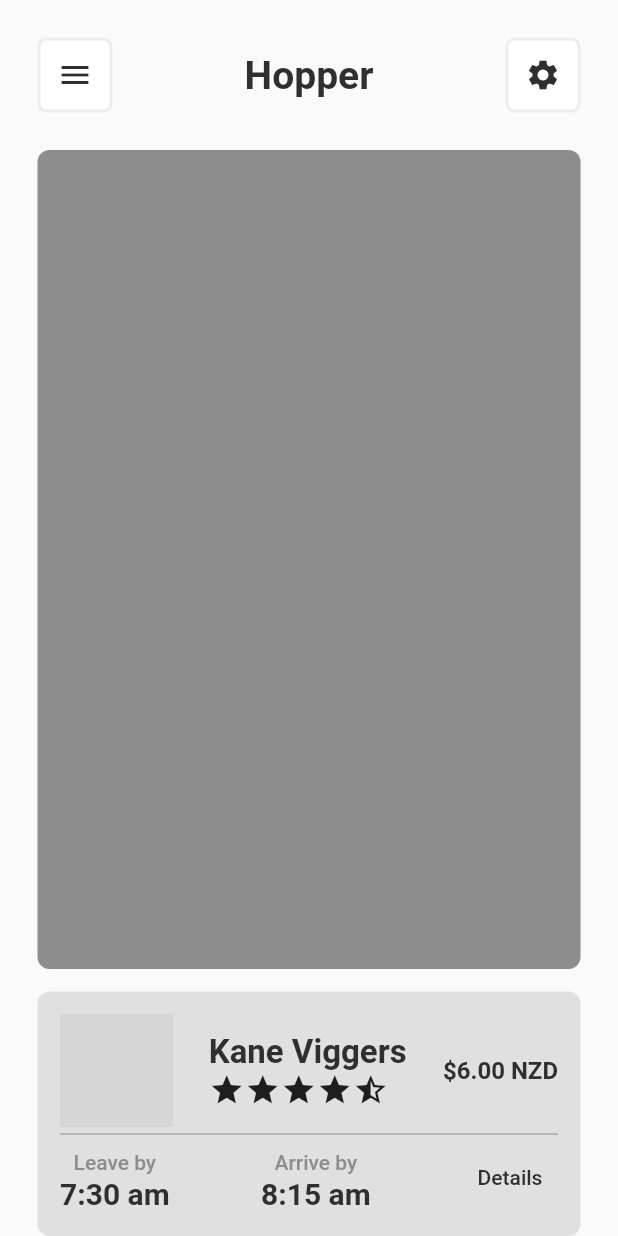
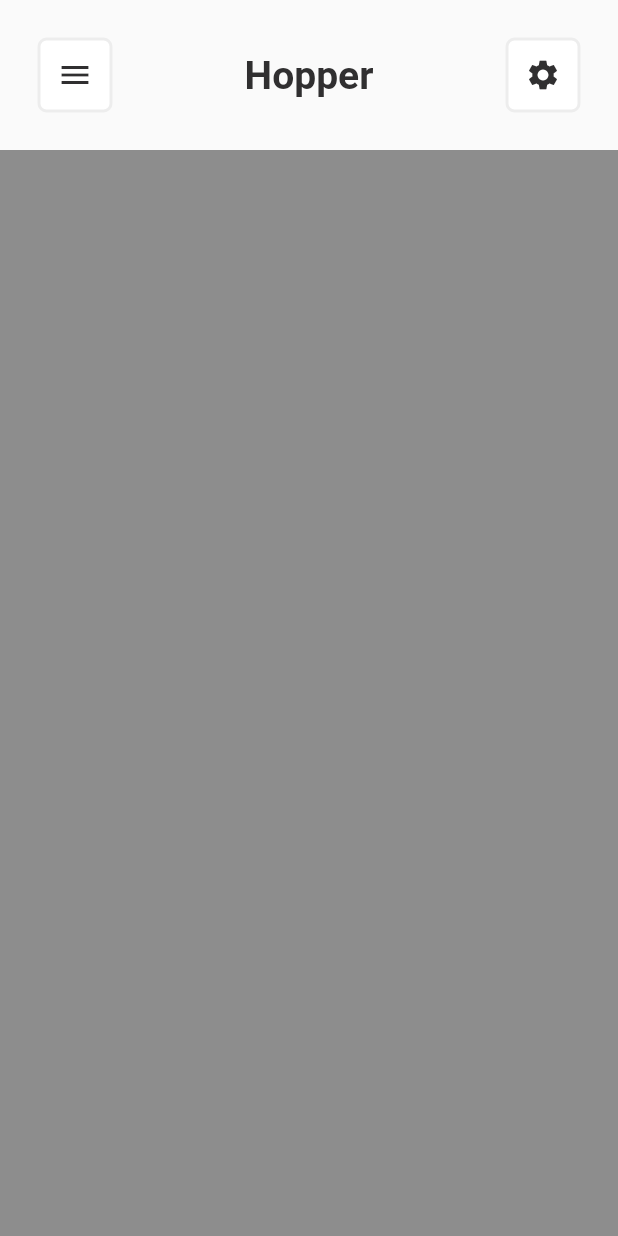
Before and after one commit to Proxfam/hopper, a Flutter app: the screen it shows after launch, on a phone screen of 412 x 824 dp. Run offline on Flutter 3.47's test engine with Material 2 defaults, Android fonts, the light colour scheme and no system bars; grey boxes are pictures that could not be loaded.

Commit message:
27/05/22 #3

```diff
--- a/hopper_flutter_app/lib/main.dart
+++ b/hopper_flutter_app/lib/main.dart
@@ -3,6 +3,7 @@
 import 'package:flutter/material.dart';
 import 'package:hopper_flutter_app/pages/landingPage.dart';
 import 'package:hopper_flutter_app/pages/testingPage.dart';
+import 'package:hopper_flutter_app/pages/testingPage2.dart';
 import 'package:hopper_flutter_app/utils/contants.dart';
 
 void main() {
@@ -25,6 +26,6 @@
           fontFamily: "Montserrat ",
           visualDensity: VisualDensity.adaptivePlatformDensity,
         ),
-        home: const testingPage());
+        home: const testingPage2());
   }
 }
--- /dev/null
+++ b/hopper_flutter_app/lib/pages/testingPage2.dart
@@ -0,0 +1,168 @@
+import 'package:flutter/material.dart';
+import 'package:flutter/src/foundation/key.dart';
+import 'package:flutter/src/widgets/framework.dart';
+import 'package:hopper_flutter_app/utils/contants.dart';
+import 'package:hopper_flutter_app/utils/data.dart';
+
+import '../custom/borderBox.dart';
+
+class testingPage2 extends StatefulWidget {
+  const testingPage2({Key? key}) : super(key: key);
+
+  @override
+  State<testingPage2> createState() => _testingPageState();
+}
+
+class _testingPageState extends State<testingPage2> {
+  @override
+  Widget build(BuildContext context) {
+    final Size size = MediaQuery.of(context).size;
+    final ThemeData themeData = Theme.of(context);
+    const double padding = 25;
+
+    return Scaffold(
+        body: SafeArea(
+            bottom: false,
+            child: SizedBox(
+                width: size.width,
+                height: size.height,
+                child: Container(
+                    child: Stack(children: [
+                  Column(
+                    crossAxisAlignment: CrossAxisAlignment.stretch,
+                    children: [
+                      Container(
+                          padding:
+                              const EdgeInsets.symmetric(vertical: padding),
+                          decoration: BoxDecoration(
+                              borderRadius: BorderRadius.circular(8.0)),
+                          child: Padding(
+                              padding: const EdgeInsets.symmetric(
+                                  horizontal: padding),
+                              child: Row(
+                                mainAxisAlignment:
+                                    MainAxisAlignment.spaceBetween,
+                                children: [
+                                  BorderBox(
+                                    height: 50,
+                                    width: 50,
+                                    padding: const EdgeInsets.all(8.0),
+                                    callback: menu,
+                                    child: const Icon(Icons.menu,
+                                        color: PRIMARY_COLOR),
+                                  ),
+                                  Text("Hopper",
+                                      style: themeData.textTheme.headline1),
+                                  BorderBox(
+                                    height: 50,
+                                    width: 50,
+                                    padding: const EdgeInsets.all(8.0),
+                                    callback: settings,
+                                    child: const Icon(Icons.settings,
+                                        color: PRIMARY_COLOR),
+                                  )
+                                ],
+                              ))),
+                      Expanded(
+                        child: Container(
+                            decoration: const BoxDecoration(color: COLOR_GREY)),
+                      )
+                    ],
+                  )
+                ])))));
+  }
+
+  void menu() {}
+
+  void settings() {}
+}
+
+class RouteCard extends StatelessWidget {
+  const RouteCard({Key? key, this.itemData}) : super(key: key);
+
+  final dynamic itemData;
+
+  @override
+  Widget build(BuildContext context) {
+    final ThemeData themeData = Theme.of(context);
+
+    return Container(
+        decoration: BoxDecoration(
+            borderRadius: BorderRadius.circular(8),
+            color: Colors.grey.shade300),
+        child: Padding(
+          padding: const EdgeInsets.all(15.0),
+          child: Column(
+            crossAxisAlignment: CrossAxisAlignment.start,
+            mainAxisAlignment: MainAxisAlignment.center,
+            children: [
+              Row(
+                children: [
+                  ClipRRect(
+                    borderRadius: BorderRadius.circular(90.0),
+                    child: Image.asset(
+                      itemData['image'],
+                      height: 75,
+                      width: 75,
+                      scale: 1,
+                      fit: BoxFit.fitWidth,
+                    ),
+                  ),
+                  const Spacer(),
+                  Column(
+                      crossAxisAlignment: CrossAxisAlignment.start,
+                      children: [
+                        Text("Kane Viggers",
+                            style: themeData.textTheme.headline2),
+                        Row(
+                          children: const [
+                            Icon(Icons.star),
+                            Icon(Icons.star),
+                            Icon(Icons.star),
+                            Icon(Icons.star),
+                            Icon(Icons.star_half)
+                          ],
+                        )
+                      ]),
+                  const Spacer(),
+                  Text(
+                    "\$6.00 NZD",
+                    style: themeData.textTheme.headline4,
+                  )
+                ],
+              ),
+              const Divider(
+                height: 10,
+                color: COLOR_GREY,
+              ),
+              Row(
+                children: [
+                  Column(
+                    children: [
+                      Text("Leave by", style: themeData.textTheme.bodyMedium),
+                      Text(
+                        "7:30 am",
+                        style: themeData.textTheme.headline3,
+                      )
+                    ],
+                  ),
+                  const Spacer(),
+                  Column(
+                    children: [
+                      Text("Arrive by", style: themeData.textTheme.bodyMedium),
+                      Text(
+                        "8:15 am",
+                        style: themeData.textTheme.headline3,
+                      )
+                    ],
+                  ),
+                  const Spacer(),
+                  TextButton(
+                      onPressed: (() => {}), child: const Text("Details"))
+                ],
+              )
+            ],
+          ),
+        ));
+  }
+}
```
Also changed, not shown: 1 other file.
